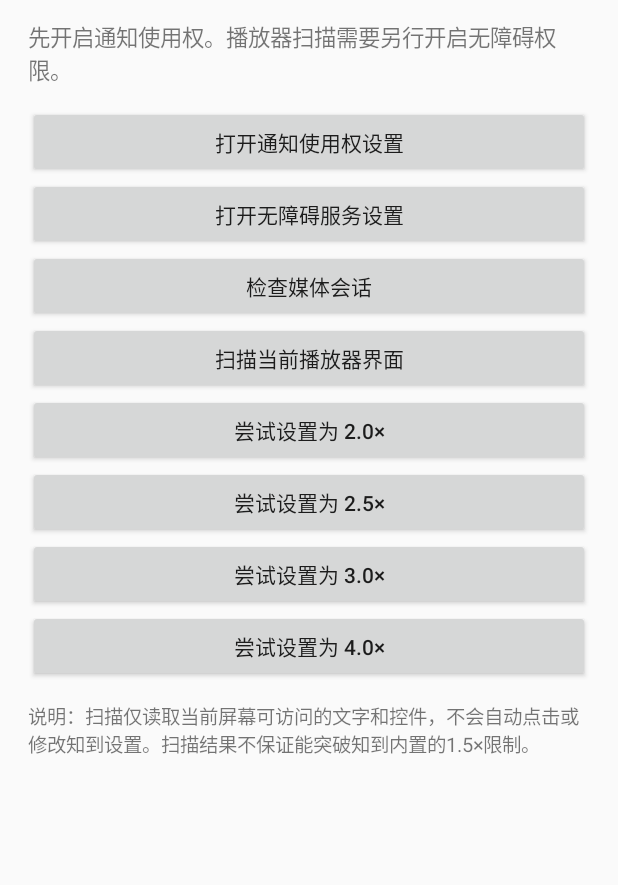
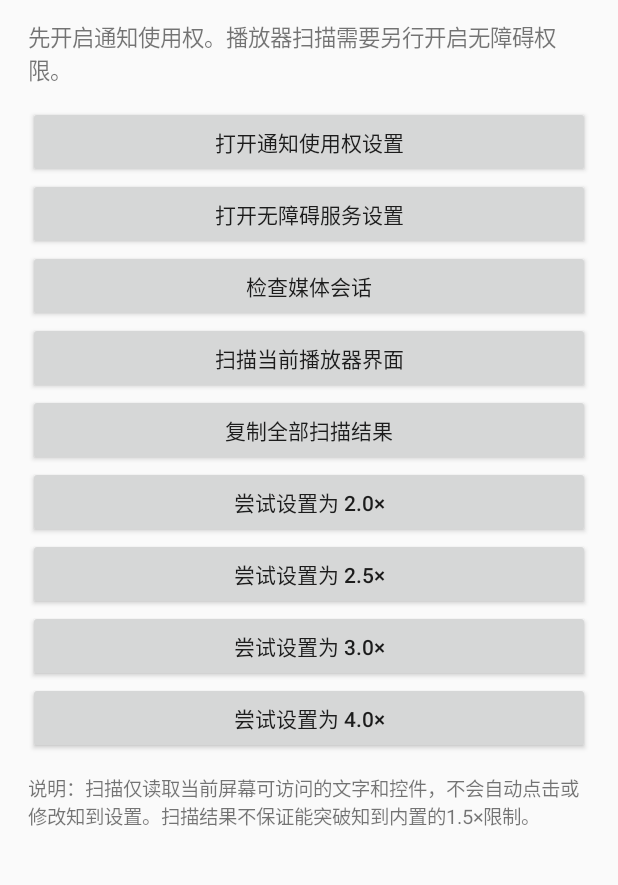
Before and after one commit to ning071226/ZhidaoSpeedChecker, an Android app: the screen it shows after launch (MainActivity), on a phone screen of 412 x 824 dp, the part 87-972 px from its top. Run offline under Robolectric (Android 15) with nearby library versions, the phone set to English and light mode, and no system bars.

Commit message:
Make scan results scrollable and add copy-all button

```diff
--- a/app/src/main/java/com/example/zhidaospeedchecker/MainActivity.kt
+++ b/app/src/main/java/com/example/zhidaospeedchecker/MainActivity.kt
@@ -1,14 +1,19 @@
 package com.example.zhidaospeedchecker
 
 import android.app.Activity
+import android.content.ClipData
+import android.content.ClipboardManager
 import android.content.ComponentName
+import android.content.Context
 import android.content.Intent
 import android.media.session.MediaController
 import android.media.session.MediaSessionManager
 import android.os.Bundle
 import android.provider.Settings
+import android.view.ViewGroup
 import android.widget.Button
 import android.widget.LinearLayout
+import android.widget.ScrollView
 import android.widget.TextView
 import android.widget.Toast
 
@@ -52,6 +57,14 @@ class MainActivity : Activity() {
                     ?: "无障碍扫描服务尚未开启。请先进入无障碍设置，找到“知到倍速助手播放器扫描”并开启，然后返回知到播放器，再切回本工具扫描。"
             }
         })
+        layout.addView(Button(this).apply {
+            text = "复制全部扫描结果"
+            setOnClickListener {
+                val clipboard = getSystemService(Context.CLIPBOARD_SERVICE) as ClipboardManager
+                clipboard.setPrimaryClip(ClipData.newPlainText("扫描结果", status.text))
+                Toast.makeText(this@MainActivity, "已复制全部内容，可以粘贴发送给 ChatGPT。", Toast.LENGTH_LONG).show()
+            }
+        })
         listOf(2.0f, 2.5f, 3.0f, 4.0f).forEach { speed ->
             layout.addView(Button(this).apply {
                 text = "尝试设置为 ${speed}×"
@@ -63,7 +76,14 @@ class MainActivity : Activity() {
             textSize = 13f
             setPadding(0, 20, 0, 0)
         })
-        setContentView(layout)
+        val scrollView = ScrollView(this).apply {
+            isFillViewport = true
+            addView(layout, ViewGroup.LayoutParams(
+                ViewGroup.LayoutParams.MATCH_PARENT,
+                ViewGroup.LayoutParams.WRAP_CONTENT
+            ))
+        }
+        setContentView(scrollView)
     }
 
     private fun refreshSessions() {
```
